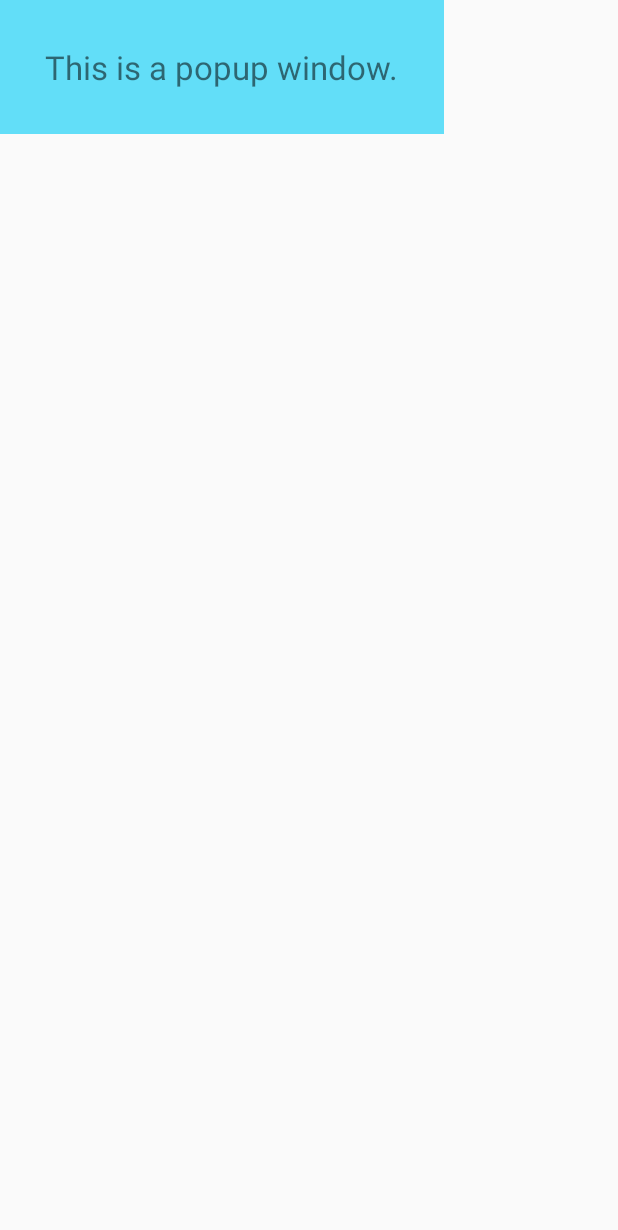
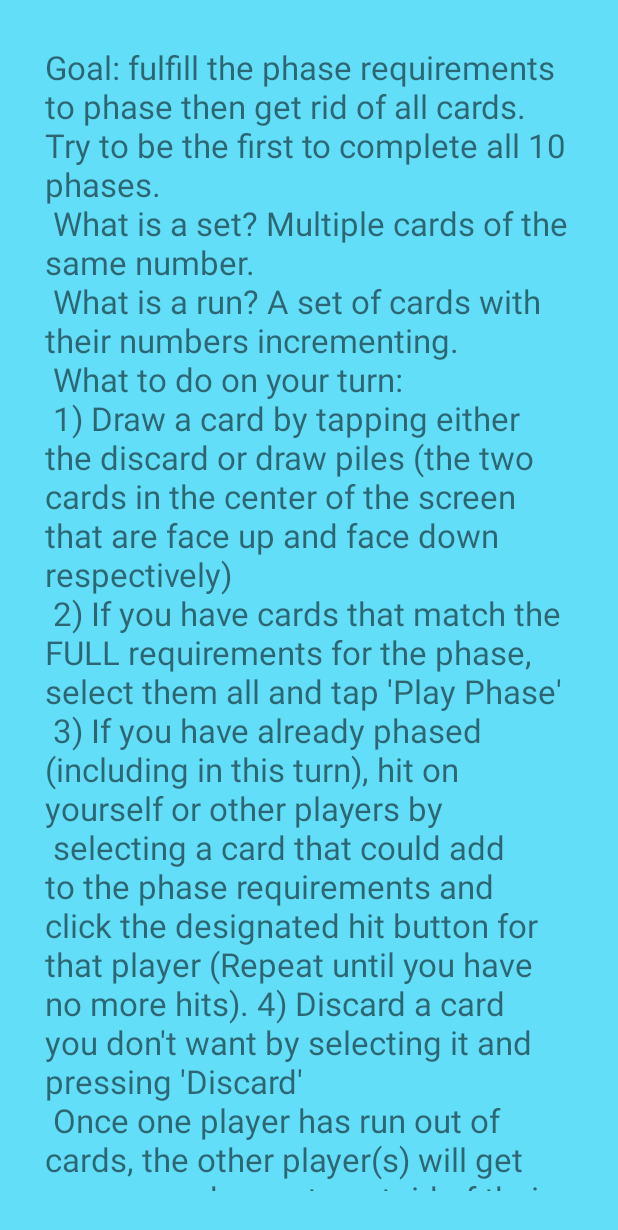
Before and after one commit to kirstentfoster/Phase10, an Android app: the layout help_window.xml on its own in the app's theme, with its tools: preview values and no code run, on a phone screen of 412 x 824 dp. Shown: the top 1230 px of the screen. Run offline under Robolectric (Android 15) with nearby library versions, the phone set to English and light mode, and no system bars.

```diff
--- a/app/src/main/java/up/edu/phase10/Phase10IgnorantComputerPlayer.java
+++ b/app/src/main/java/up/edu/phase10/Phase10IgnorantComputerPlayer.java
@@ -70,7 +70,6 @@ public class Phase10IgnorantComputerPlayer extends GameComputerPlayer /*extends
             hand = new ArrayList<Card>();
             Iterator<Card> it = copy.getPlayer1Hand().iterator();
             while (it.hasNext()) {
-
                 Card b = it.next();
                 Card c = new Card(b.getNumber(), b.getColor());
                 hand.add(new Card(c.getNumber(), c.getColor()));
--- a/app/src/main/res/layout/help_window.xml
+++ b/app/src/main/res/layout/help_window.xml
@@ -11,6 +11,19 @@
         android:layout_centerInParent="true"
         android:layout_margin="30dp"
         android:textSize="22sp"
-        android:text="This is a popup window."/>
+        android:text="Goal: fulfill the phase requirements to phase then get rid of all cards. Try to be the first to complete all 10 phases.\n
+What is a set? Multiple cards of the same number.\n
+What is a run? A set of cards with their numbers incrementing.\n
+What to do on your turn:\n
+1) Draw a card by tapping either the discard or draw piles (the two cards in the center of the screen
+that are face up and face down respectively)\n
+2) If you have cards that match the FULL requirements for the phase, select them all and tap 'Play Phase'\n
+3) If you have already phased (including in this turn), hit on yourself or other players by\n
+selecting a card that could add to the phase requirements and click the designated hit button for that player (Repeat until you have no more hits).
+4) Discard a card you don't want by selecting it and pressing 'Discard'\n
+Once one player has run out of cards, the other player(s) will get one more chance to get rid of their cards before the round advances.\n
+If you did not finish your phase that round, you will have to try to do the same phase the next round with new cards.\n
+Points are added for leftover cards each round.\n
+If two players finish phase 10 on the same round, the one with fewer points wins."/>
 
 </RelativeLayout>
```
Also changed, not shown: app/src/main/java/up/edu/phase10/Phase10GameState.java (+9 -2 lines).
